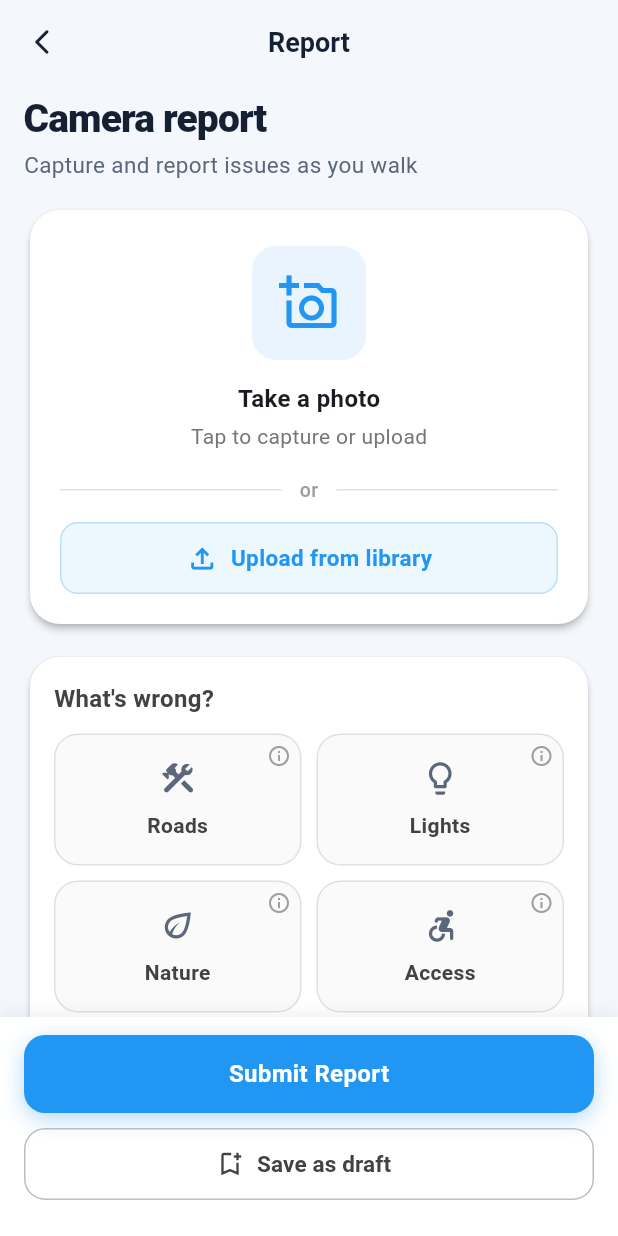
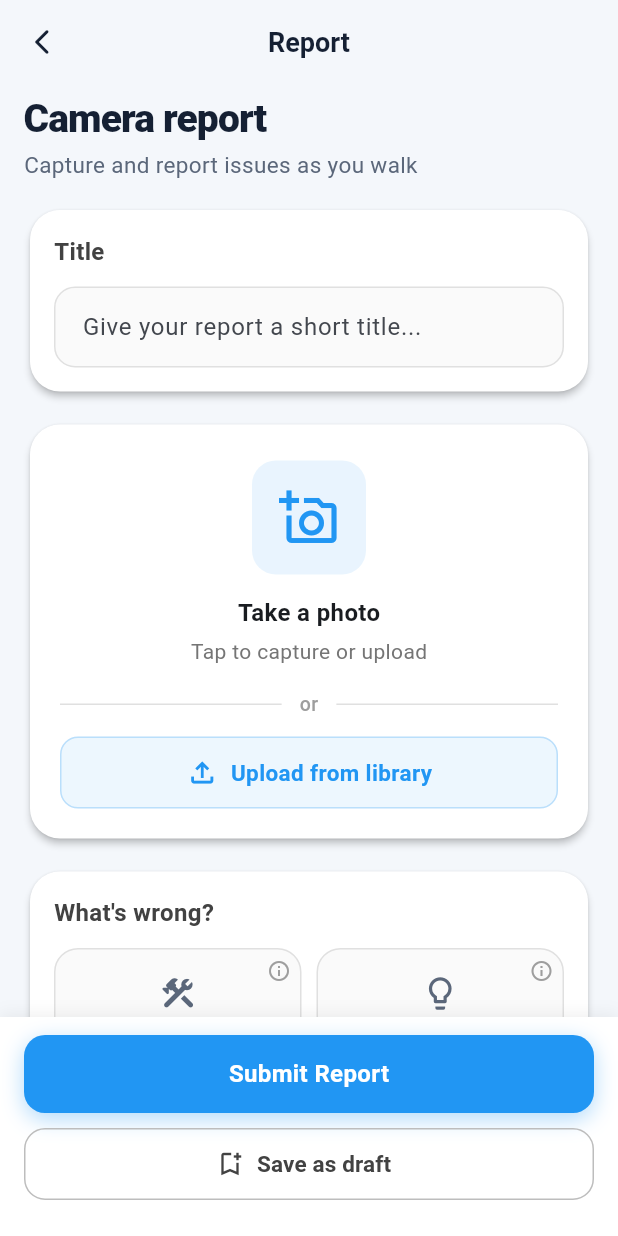
Before and after one commit to personintheworld0615/street_sync, a Flutter app: the CommunityReportScreen screen opened directly, on a phone screen of 412 x 824 dp. Run offline on Flutter 3.47's test engine with Material 3 defaults, Android fonts, the phone set to English and light mode, and no system bars; our stand-ins replace flutter_dotenv, geocoding, geolocator, google_maps_flutter, image_picker, shared_preferences and 2 more; accounts and stored records are empty.

Commit message:
added title sectoin

```diff
--- a/lib/CommunityReportScreen.dart
+++ b/lib/CommunityReportScreen.dart
@@ -31,6 +31,7 @@ class _CommunityReportScreenState extends State<CommunityReportScreen> {
   XFile? _image;
   String? _selectedCategory;
   final _otherCategoryController = TextEditingController();
+  final _titleController = TextEditingController();
   final _descriptionController = TextEditingController();
   String? _descirption;
   String? _selectedSeverity;
@@ -42,6 +43,7 @@ class _CommunityReportScreenState extends State<CommunityReportScreen> {
   @override
   void dispose() {
     _otherCategoryController.dispose();
+    _titleController.dispose();
     _descriptionController.dispose();
     super.dispose();
   }
@@ -99,6 +101,8 @@ class _CommunityReportScreenState extends State<CommunityReportScreen> {
                       ),
                     ),
                     const SizedBox(height: 16),
+                    _buildTitleCard(),
+                    const SizedBox(height: 14),
                     _buildPhotoCard(),
                     const SizedBox(height: 14),
                     _buildCategoryCard(),
@@ -539,6 +543,48 @@ class _CommunityReportScreenState extends State<CommunityReportScreen> {
     );
   }
 
+  Widget _buildTitleCard() {
+    return Card(
+      color: Colors.white,
+      elevation: 2,
+      shape: RoundedRectangleBorder(borderRadius: BorderRadius.circular(20)),
+      child: Padding(
+        padding: const EdgeInsets.all(16),
+        child: Column(
+          crossAxisAlignment: CrossAxisAlignment.start,
+          children: [
+            Text(
+              'Title',
+              style: TextStyle(
+                fontSize: 16,
+                fontWeight: FontWeight.bold,
+                color: Colors.grey[800],
+              ),
+            ),
+            const SizedBox(height: 12),
+            Container(
+              decoration: BoxDecoration(
+                color: Colors.grey[50],
+                borderRadius: BorderRadius.circular(14),
+                border: Border.all(color: Colors.grey[300]!),
+              ),
+              child: TextField(
+                controller: _titleController,
+                textInputAction: TextInputAction.next,
+                onEditingComplete: () => FocusScope.of(context).nextFocus(),
+                decoration: const InputDecoration(
+                  hintText: 'Give your report a short title...',
+                  border: InputBorder.none,
+                  contentPadding: EdgeInsets.fromLTRB(18, 14, 16, 14),
+                ),
+              ),
+            ),
+          ],
+        ),
+      ),
+    );
+  }
+
   Widget _buildDescriptionCard() {
     return Card(
       color: Colors.white,
@@ -777,9 +823,11 @@ class _CommunityReportScreenState extends State<CommunityReportScreen> {
             : _otherCategoryController.text.trim())
         : (_selectedCategory ?? 'Other');
     final description = _descriptionController.text.trim();
+    final title = _titleController.text.trim();
     final severity = _selectedSeverity ?? 'medium';
 
     final success = await ApiService.submitReport(
+      title: title,
       description: description,
       category: category,
       location: location,
@@ -804,6 +852,7 @@ class _CommunityReportScreenState extends State<CommunityReportScreen> {
     draftReports.add({
       'category': category,
       'location': location,
+      'title': title,
       'description': description,
       'severity': severity,
       'othercat': _selectedCategory == 'Other'
@@ -816,7 +865,7 @@ class _CommunityReportScreenState extends State<CommunityReportScreen> {
       'time': DateTime.now().toIso8601String(),
       'source': 'camera',
       'icon': _iconFromCat(_selectedCategory ?? 'Other'),
-      'name': category,
+      'name': title.isNotEmpty ? title : category,
       'bgColor': Colors.orange[100]!,
     });
 
@@ -852,6 +901,7 @@ class _CommunityReportScreenState extends State<CommunityReportScreen> {
           _Pressable(
             onTap: () async {
               final errors = <String>[];
+              if (_titleController.text.trim().isEmpty) errors.add('title');
               if (_image == null) errors.add('photo');
               if (_selectedCategory == null) errors.add('category');
               if (_descriptionController.text.trim().isEmpty) {
@@ -897,6 +947,7 @@ class _CommunityReportScreenState extends State<CommunityReportScreen> {
                   MaterialPageRoute(
                     builder: (context) => Confirmation(
                       category: _selectedCategory!,
+                      title: _titleController.text.trim(),
                       description: _descriptionController.text.trim(),
                       image: _image!,
                       severity: _selectedSeverity!,
--- a/lib/Confirmation.dart
+++ b/lib/Confirmation.dart
@@ -11,6 +11,7 @@ class Confirmation extends StatefulWidget {
     super.key,
     required this.category,
      required this.location,
+     required this.title,
      required this.description,
     required this.severity,
     required this.image,
@@ -21,6 +22,7 @@ class Confirmation extends StatefulWidget {
 
   final String category;
   final String location;
+  final String title;
   final String description;
   final String severity;
   final XFile image;
@@ -50,6 +52,7 @@ class _ConfirmationState extends State<Confirmation> {
 
   void _saveAsDraft() async {
     await ApiService.submitReport(
+      title: widget.title,
       description: widget.description,
       category: widget.category,
       location: widget.location,
@@ -62,6 +65,7 @@ class _ConfirmationState extends State<Confirmation> {
     draftReports.add({
       'category': widget.category,
       'location': widget.location,
+      'title': widget.title,
       'description': widget.description,
       'severity': widget.severity,
       'othercat': widget.othercat,
@@ -70,7 +74,7 @@ class _ConfirmationState extends State<Confirmation> {
       'time': DateTime.now().toIso8601String(),
       'source': 'camera',
       'icon': Icons.camera_alt_outlined,
-      'name': widget.category,
+      'name': widget.title,
       'bgColor': Colors.orange[100]!,
     });
     if (!mounted) return;
@@ -192,6 +196,13 @@ class _ConfirmationState extends State<Confirmation> {
                 ),
               ),
             ),
+            _buildSummaryRow(
+              icon: Icons.title_outlined,
+              iconColor: Colors.indigo,
+              label: 'Title',
+              value: widget.title,
+            ),
+            _summaryDivider(),
             _buildSummaryRow(
               icon: Icons.category_outlined,
               iconColor: Colors.blue,
@@ -394,6 +405,7 @@ class _ConfirmationState extends State<Confirmation> {
                 );
 
                 final success = await ApiService.submitReport(
+                  title: widget.title,
                   description: widget.description,
                   category: widget.category,
                   location: widget.location,
--- a/lib/ConfirmationVoiceReport.dart
+++ b/lib/ConfirmationVoiceReport.dart
@@ -8,11 +8,13 @@ class ConfirmationVoiceReport extends StatefulWidget {
   const ConfirmationVoiceReport({
     super.key,
     required this.location,
+    required this.title,
     required this.description,
     this.othercat = '',
   });
 
   final String location;
+  final String title;
   final String description;
   final String othercat;
 
@@ -51,6 +53,7 @@ class _ConfirmationVoiceReportState extends State<ConfirmationVoiceReport> {
     return {
       'category': category,
       'location': widget.location,
+      'title': widget.title,
       'description': widget.description,
       'severity': _autoSeverity,
       'othercat': widget.othercat,
@@ -58,7 +61,7 @@ class _ConfirmationVoiceReportState extends State<ConfirmationVoiceReport> {
       'time': DateTime.now().toIso8601String(),
       'source': 'voice',
       'icon': Icons.mic_outlined,
-      'name': category,
+      'name': widget.title,
       'bgColor': Colors.orange[100]!,
     };
   }
@@ -73,6 +76,7 @@ class _ConfirmationVoiceReportState extends State<ConfirmationVoiceReport> {
 
     // 2. Send the data to the backend
     final success = await ApiService.submitReport(
+      title: widget.title,
       description: widget.description,
       category: _inferredCategory,
       location: widget.location,
@@ -156,6 +160,7 @@ class _ConfirmationVoiceReportState extends State<ConfirmationVoiceReport> {
   void _saveAsDraft() async {
     // Send to backend as a draft
     await ApiService.submitReport(
+      title: widget.title,
       description: widget.description,
       category: _inferredCategory,
       location: widget.location,
@@ -279,6 +284,13 @@ class _ConfirmationVoiceReportState extends State<ConfirmationVoiceReport> {
                 ),
               ),
             ),
+            _buildSummaryRow(
+              icon: Icons.title_outlined,
+              iconColor: Colors.indigo,
+              label: 'Title',
+              value: widget.title,
+            ),
+            _summaryDivider(),
             _buildSummaryRow(
               icon: Icons.category_outlined,
               iconColor: Colors.blue,
--- a/lib/HomeScreen.dart
+++ b/lib/HomeScreen.dart
@@ -139,7 +139,9 @@ class _HomeScreenState extends State<HomeScreen> {
                         (r) => _buildReportCard(
                           icon: _iconFromCat(r['category']),
                           severity: r['severity'] as String,
-                          name: r['description'] as String,
+                          name: (r['title'] as String?)?.trim().isNotEmpty == true
+                              ? r['title'] as String
+                              : (r['description'] as String? ?? 'Report'),
                           location: r['location'] as String,
                           time: _formatTime(r['time'] as String),
                         ),
--- a/lib/Map.dart
+++ b/lib/Map.dart
@@ -323,7 +323,9 @@ Widget _categoryChip(
                       children: [
 
                         Text(
-                          _selectedReport!["description"],
+                          (_selectedReport!["title"] as String?)?.trim().isNotEmpty == true
+                              ? _selectedReport!["title"]
+                              : (_selectedReport!["description"] ?? 'Report'),
                           style: const TextStyle(
                             fontSize: 18,
                             fontWeight: FontWeight.bold,
--- a/lib/MyDraftReportsScreen.dart
+++ b/lib/MyDraftReportsScreen.dart
@@ -33,9 +33,9 @@ class MyDraftReportsScreen extends StatelessWidget {
               separatorBuilder: (_, __) => const SizedBox(height: 10),
               itemBuilder: (context, index) {
                 final report = reports[index];
-                final description = report['description'] as String?;
-                final name = (description != null && description.trim().isNotEmpty)
-                    ? description
+                final title = report['title'] as String?;
+                final name = (title != null && title.trim().isNotEmpty)
+                    ? title
                     : report['name'] as String? ??
                         report['category'] as String? ??
                         'Draft report';
--- a/lib/MyReportsScreen.dart
+++ b/lib/MyReportsScreen.dart
@@ -25,9 +25,9 @@ class MyReportsScreen extends StatelessWidget {
               separatorBuilder: (_, __) => const SizedBox(height: 10),
               itemBuilder: (context, index) {
                 final report = reports[index];
-                final description = report['description'] as String?;
-                final name = (description != null && description.trim().isNotEmpty)
-                    ? description
+                final title = report['title'] as String?;
+                final name = (title != null && title.trim().isNotEmpty)
+                    ? title
                     : report['name'] as String? ??
                         report['category'] as String? ??
                         'Report';
--- a/lib/Profile.dart
+++ b/lib/Profile.dart
@@ -399,8 +399,8 @@ class _ProfileState extends State<Profile> {
   }
 
   Widget _buildDraftCard(Map<String, dynamic> report) {
-    final name = (report['description'] as String?)?.trim().isNotEmpty == true
-        ? report['description'] as String
+    final name = (report['title'] as String?)?.trim().isNotEmpty == true
+        ? report['title'] as String
         : report['category'] as String? ?? 'Draft report';
     final location = report['location'] as String? ?? '';
     final status = 'Draft';
@@ -460,8 +460,8 @@ class _ProfileState extends State<Profile> {
   }
 
   Widget _buildSubmittedCard(Map<String, dynamic> report) {
-    final name = (report['description'] as String?)?.trim().isNotEmpty == true
-        ? report['description'] as String
+    final name = (report['title'] as String?)?.trim().isNotEmpty == true
+        ? report['title'] as String
         : report['category'] as String? ?? 'Report';
     return _buildReportCard(
       icon: _iconFromCategory(report['category'] as String?),
--- a/lib/UpdateThing.dart
+++ b/lib/UpdateThing.dart
@@ -12,6 +12,7 @@ class Updatething extends StatefulWidget {
   Updatething({
     super.key,
     this.category,
+    this.title,
     this.description,
     this.severity,
     this.otherCategory,
@@ -21,6 +22,7 @@ class Updatething extends StatefulWidget {
   });
 
   final String? category;
+  final String? title;
   final String? description;
   final String? severity;
   final String? otherCategory;
@@ -31,6 +33,7 @@ class Updatething extends StatefulWidget {
   factory Updatething.fromDraft(Map<String, dynamic> draft) {
     return Updatething(
       category: draft['category'] as String?,
+      title: draft['title'] as String?,
       description: draft['description'] as String?,
       severity: draft['severity'] as String?,
       otherCategory: draft['othercat'] as String?,
@@ -42,6 +45,7 @@ class Updatething extends StatefulWidget {
 
   bool get hasDraftData =>
       category != null ||
+      title != null ||
       description != null ||
       severity != null ||
       otherCategory != null ||
@@ -64,6 +68,7 @@ class _UpdateThingState extends State<Updatething> {
   XFile? _image;
   String? _selectedCategory;
   final _otherCategoryController = TextEditingController();
+  final _titleController = TextEditingController();
   final _descriptionController = TextEditingController();
   String? _descirption;
   String? _selectedSeverity;
@@ -75,6 +80,7 @@ class _UpdateThingState extends State<Updatething> {
   @override
   void dispose() {
     _otherCategoryController.dispose();
+    _titleController.dispose();
     _descriptionController.dispose();
     super.dispose();
   }
@@ -132,6 +138,8 @@ class _UpdateThingState extends State<Updatething> {
                       ),
                     ),
                     const SizedBox(height: 16),
+                    _buildTitleCard(),
+                    const SizedBox(height: 14),
                     _buildPhotoCard(),
                     const SizedBox(height: 14),
                     _buildCategoryCard(),
@@ -186,6 +194,11 @@ class _UpdateThingState extends State<Updatething> {
     if (description != null && description.isNotEmpty) {
       _descriptionController.text = description;
       _descirption = description;
+    }
+
+    final title = widget.title;
+    if (title != null && title.isNotEmpty) {
+      _titleController.text = title;
     }
 
     final severity = widget.severity;
@@ -604,6 +617,48 @@ class _UpdateThingState extends State<Updatething> {
     );
   }
 
+  Widget _buildTitleCard() {
+    return Card(
+      color: Colors.white,
+      elevation: 2,
+      shape: RoundedRectangleBorder(borderRadius: BorderRadius.circular(20)),
+      child: Padding(
+        padding: const EdgeInsets.all(16),
+        child: Column(
+          crossAxisAlignment: CrossAxisAlignment.start,
+          children: [
+            Text(
+              'Title',
+              style: TextStyle(
+                fontSize: 16,
+                fontWeight: FontWeight.bold,
+                color: Colors.grey[800],
+              ),
+            ),
+            const SizedBox(height: 12),
+            Container(
+              decoration: BoxDecoration(
+                color: Colors.grey[50],
+                borderRadius: BorderRadius.circular(14),
+                border: Border.all(color: Colors.grey[300]!),
+              ),
+              child: TextField(
+                controller: _titleController,
+                textInputAction: TextInputAction.next,
+                onEditingComplete: () => FocusScope.of(context).nextFocus(),
+                decoration: const InputDecoration(
+                  hintText: 'Give your report a short title...',
+                  border: InputBorder.none,
+                  contentPadding: EdgeInsets.fromLTRB(18, 14, 16, 14),
+                ),
+              ),
+            ),
+          ],
+        ),
+      ),
+    );
+  }
+
   Widget _buildDescriptionCard() {
     return Card(
       color: Colors.white,
@@ -821,6 +876,7 @@ class _UpdateThingState extends State<Updatething> {
 
         onTap: () async {
           final errors = <String>[];
+          if (_titleController.text.trim().isEmpty) errors.add('title');
           if (_image == null) errors.add('photo');
           if (_selectedCategory == null) errors.add('category');
           if (_descriptionController.text.trim().isEmpty) {
@@ -863,6 +919,7 @@ class _UpdateThingState extends State<Updatething> {
               MaterialPageRoute(
                 builder: (context) => Confirmation(
                   category: _selectedCategory!,
+                  title: _titleController.text.trim(),
                   description: _descriptionController.text.trim(),
                   image: _image!,
                   severity: _selectedSeverity!,
--- a/lib/VoiceReportScreen.dart
+++ b/lib/VoiceReportScreen.dart
@@ -111,6 +111,7 @@ class _VoiceReportScreenState extends State<VoiceReportScreen>
         context,
         MaterialPageRoute(
           builder: (_) => ConfirmationVoiceReport(
+            title: 'tofillin',
             description: _transcript,
             location: location,
           ),
--- a/lib/api_service.dart
+++ b/lib/api_service.dart
@@ -284,6 +284,7 @@ class ApiService {
   }
 
   static Future<bool> submitReport({
+    required String title,
     required String description,
     required String category,
     required String location,
@@ -307,6 +308,7 @@ class ApiService {
             url,
             headers: _headers,
             body: jsonEncode({
+              'title': title,
               'description': description,
               'category': category,
               'latitude': latitude,
@@ -369,6 +371,7 @@ class ApiService {
     return [];
   }
 
+
   static Future<List<dynamic>> getSubmittedReports(int userid) async {
     final url = Uri.parse('$baseUrl/reports/user/$userid/submitted');
     try {
```
Also changed, not shown: 7 other files.
